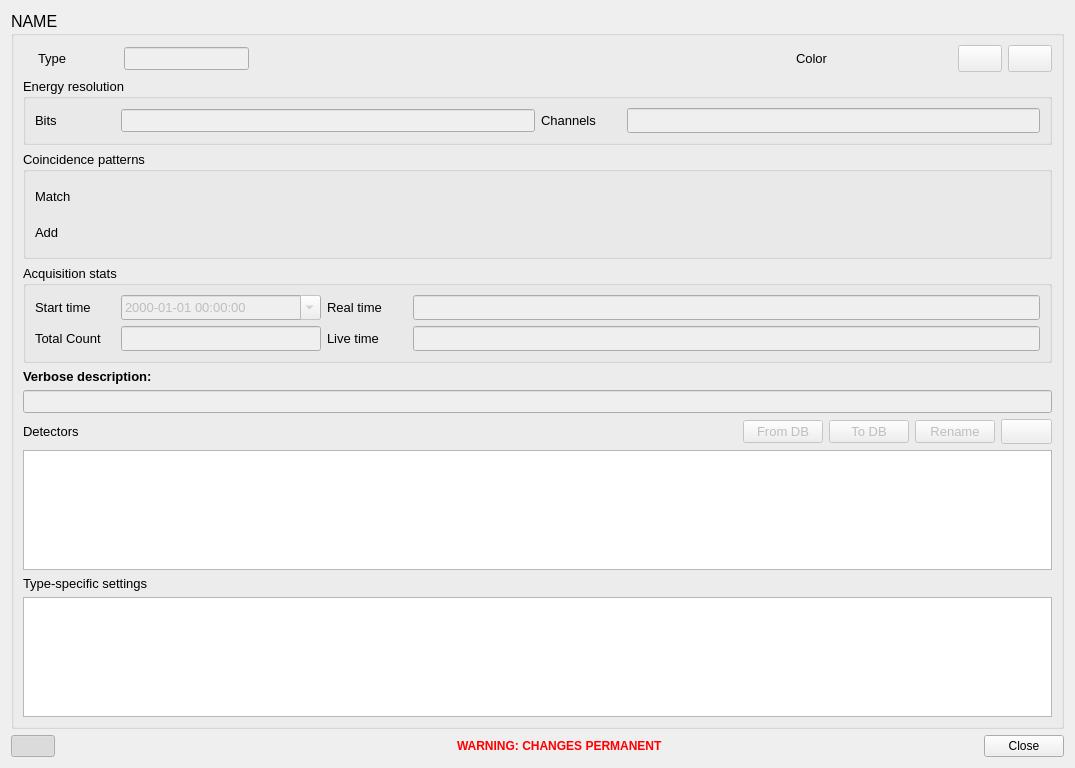
This is gui/daq/dialog_spectrum.ui in usnistgov/qpx-gamma as Qt 5 draws it before an edit. The edited form follows.
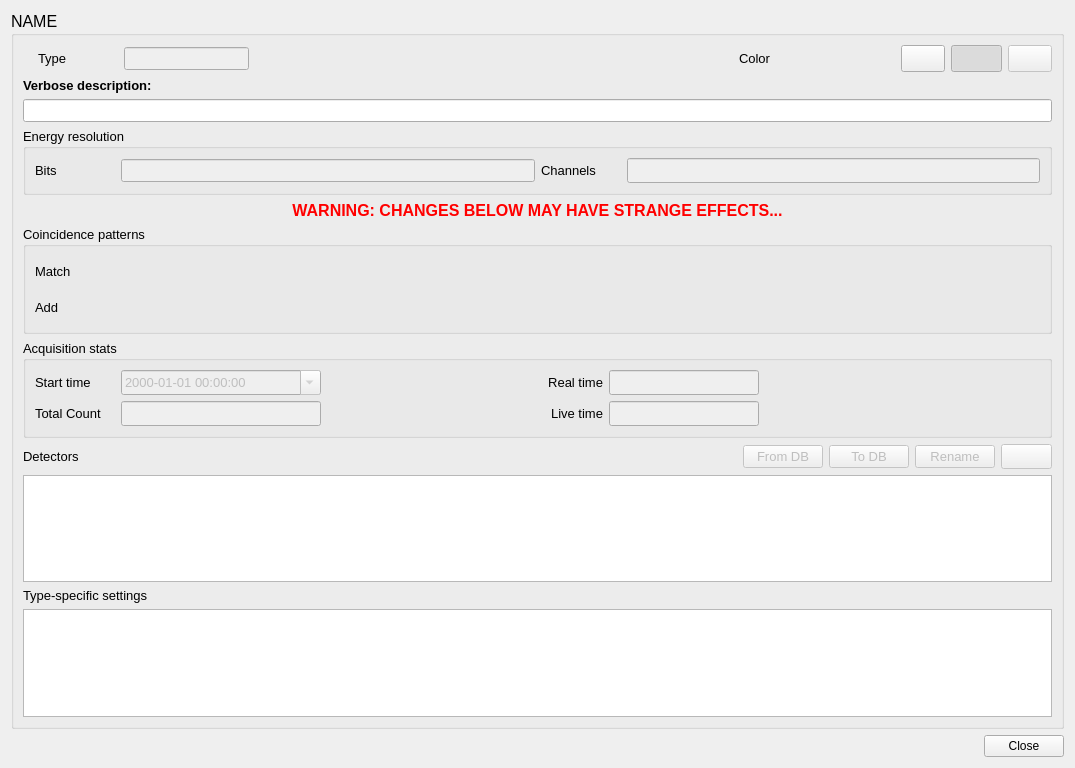
This is the edited form. Icons and pictures are not drawn. Custom widgets are drawn as their Qt base class.

Commit message: time duration widget, edit livetime and realtime for existing spectra, fits as smooth curves, symmetrization check when importing matrix, supress logarithmic scale for <0.1 range, plots follow selected peaks, spectrum attribute loading fix, symmetrization as spectrum parameter

Diff of the .ui file:
```diff
--- a/gui/daq/dialog_spectrum.ui
+++ b/gui/daq/dialog_spectrum.ui
@@ -29,7 +29,110 @@
       <string>NAME</string>
      </property>
      <layout class="QGridLayout" name="gridLayout">
-      <item row="1" column="0">
+      <item row="5" column="0">
+       <widget class="QGroupBox" name="groupBox_2">
+        <property name="font">
+         <font>
+          <pointsize>10</pointsize>
+         </font>
+        </property>
+        <property name="title">
+         <string>Coincidence patterns</string>
+        </property>
+        <layout class="QGridLayout" name="gridLayout_2">
+         <item row="0" column="0">
+          <layout class="QHBoxLayout" name="horizontalLayout_10">
+           <item>
+            <layout class="QVBoxLayout" name="verticalLayout_2">
+             <item>
+              <layout class="QHBoxLayout" name="horizontalLayout_2">
+               <item>
+                <widget class="QLabel" name="label_5">
+                 <property name="sizePolicy">
+                  <sizepolicy hsizetype="Maximum" vsizetype="Preferred">
+                   <horstretch>0</horstretch>
+                   <verstretch>0</verstretch>
+                  </sizepolicy>
+                 </property>
+                 <property name="minimumSize">
+                  <size>
+                   <width>50</width>
+                   <height>20</height>
+                  </size>
+                 </property>
+                 <property name="text">
+                  <string>Match</string>
+                 </property>
+                </widget>
+               </item>
+               <item>
+                <widget class="QpxPatternEditor" name="patternMatch" native="true">
+                 <property name="sizePolicy">
+                  <sizepolicy hsizetype="Minimum" vsizetype="Minimum">
+                   <horstretch>0</horstretch>
+                   <verstretch>0</verstretch>
+                  </sizepolicy>
+                 </property>
+                 <property name="minimumSize">
+                  <size>
+                   <width>150</width>
+                   <height>30</height>
+                  </size>
+                 </property>
+                </widget>
+               </item>
+              </layout>
+             </item>
+             <item>
+              <layout class="QHBoxLayout" name="horizontalLayout_3">
+               <item>
+                <widget class="QLabel" name="label_6">
+                 <property name="sizePolicy">
+                  <sizepolicy hsizetype="Maximum" vsizetype="Preferred">
+                   <horstretch>0</horstretch>
+                   <verstretch>0</verstretch>
+                  </sizepolicy>
+                 </property>
+                 <property name="minimumSize">
+                  <size>
+                   <width>50</width>
+                   <height>20</height>
+                  </size>
+                 </property>
+                 <property name="text">
+                  <string>Add</string>
+                 </property>
+                </widget>
+               </item>
+               <item>
+                <widget class="QpxPatternEditor" name="patternAdd" native="true">
+                 <property name="sizePolicy">
+                  <sizepolicy hsizetype="Minimum" vsizetype="Minimum">
+                   <horstretch>0</horstretch>
+                   <verstretch>0</verstretch>
+                  </sizepolicy>
+                 </property>
+                 <property name="minimumSize">
+                  <size>
+                   <width>150</width>
+                   <height>30</height>
+                  </size>
+                 </property>
+                </widget>
+               </item>
+              </layout>
+             </item>
+            </layout>
+           </item>
+          </layout>
+         </item>
+        </layout>
+       </widget>
+      </item>
+      <item row="12" column="0">
+       <widget class="QTableView" name="tableDetectors"/>
+      </item>
+      <item row="3" column="0">
        <layout class="QHBoxLayout" name="horizontalLayout_11">
         <item>
          <widget class="QGroupBox" name="groupBox_3">
@@ -103,130 +206,13 @@
         </item>
        </layout>
       </item>
-      <item row="9" column="0">
-       <widget class="QTableView" name="tableDetectors"/>
-      </item>
-      <item row="11" column="0">
+      <item row="14" column="0">
        <widget class="QTableView" name="tableGenericAttrs"/>
       </item>
-      <item row="5" column="0">
-       <widget class="QLabel" name="label_2">
-        <property name="font">
-         <font>
-          <pointsize>10</pointsize>
-          <weight>75</weight>
-          <bold>true</bold>
-         </font>
-        </property>
-        <property name="text">
-         <string>Verbose description:</string>
-        </property>
-       </widget>
-      </item>
       <item row="2" column="0">
-       <widget class="QGroupBox" name="groupBox_2">
-        <property name="font">
-         <font>
-          <pointsize>10</pointsize>
-         </font>
-        </property>
-        <property name="title">
-         <string>Coincidence patterns</string>
-        </property>
-        <layout class="QGridLayout" name="gridLayout_2">
-         <item row="0" column="0">
-          <layout class="QHBoxLayout" name="horizontalLayout_10">
-           <item>
-            <layout class="QVBoxLayout" name="verticalLayout_2">
-             <item>
-              <layout class="QHBoxLayout" name="horizontalLayout_2">
-               <item>
-                <widget class="QLabel" name="label_5">
-                 <property name="sizePolicy">
-                  <sizepolicy hsizetype="Maximum" vsizetype="Preferred">
-                   <horstretch>0</horstretch>
-                   <verstretch>0</verstretch>
-                  </sizepolicy>
-                 </property>
-                 <property name="minimumSize">
-                  <size>
-                   <width>50</width>
-                   <height>20</height>
-                  </size>
-                 </property>
-                 <property name="text">
-                  <string>Match</string>
-                 </property>
-                </widget>
-               </item>
-               <item>
-                <widget class="QpxPatternEditor" name="patternMatch" native="true">
-                 <property name="sizePolicy">
-                  <sizepolicy hsizetype="Minimum" vsizetype="Minimum">
-                   <horstretch>0</horstretch>
-                   <verstretch>0</verstretch>
-                  </sizepolicy>
-                 </property>
-                 <property name="minimumSize">
-                  <size>
-                   <width>150</width>
-                   <height>30</height>
-                  </size>
-                 </property>
-                </widget>
-               </item>
-              </layout>
-             </item>
-             <item>
-              <layout class="QHBoxLayout" name="horizontalLayout_3">
-               <item>
-                <widget class="QLabel" name="label_6">
-                 <property name="sizePolicy">
-                  <sizepolicy hsizetype="Maximum" vsizetype="Preferred">
-                   <horstretch>0</horstretch>
-                   <verstretch>0</verstretch>
-                  </sizepolicy>
-                 </property>
-                 <property name="minimumSize">
-                  <size>
-                   <width>50</width>
-                   <height>20</height>
-                  </size>
-                 </property>
-                 <property name="text">
-                  <string>Add</string>
-                 </property>
-                </widget>
-               </item>
-               <item>
-                <widget class="QpxPatternEditor" name="patternAdd" native="true">
-                 <property name="sizePolicy">
-                  <sizepolicy hsizetype="Minimum" vsizetype="Minimum">
-                   <horstretch>0</horstretch>
-                   <verstretch>0</verstretch>
-                  </sizepolicy>
-                 </property>
-                 <property name="minimumSize">
-                  <size>
-                   <width>150</width>
-                   <height>30</height>
-                  </size>
-                 </property>
-                </widget>
-               </item>
-              </layout>
-             </item>
-            </layout>
-           </item>
-          </layout>
-         </item>
-        </layout>
-       </widget>
-      </item>
-      <item row="6" column="0">
        <widget class="QLineEdit" name="lineDescription">
         <property name="enabled">
-         <bool>false</bool>
+         <bool>true</bool>
         </property>
         <property name="font">
          <font>
@@ -235,7 +221,7 @@
         </property>
        </widget>
       </item>
-      <item row="10" column="0">
+      <item row="13" column="0">
        <widget class="QLabel" name="label_13">
         <property name="font">
          <font>
@@ -247,7 +233,144 @@
         </property>
        </widget>
       </item>
-      <item row="3" column="0">
+      <item row="10" column="0">
+       <layout class="QHBoxLayout" name="horizontalLayout_5">
+        <property name="sizeConstraint">
+         <enum>QLayout::SetMinimumSize</enum>
+        </property>
+        <item>
+         <widget class="QLabel" name="label_14">
+          <property name="font">
+           <font>
+            <pointsize>10</pointsize>
+           </font>
+          </property>
+          <property name="text">
+           <string>Detectors</string>
+          </property>
+         </widget>
+        </item>
+        <item>
+         <widget class="QPushButton" name="pushDetFromDB">
+          <property name="enabled">
+           <bool>false</bool>
+          </property>
+          <property name="sizePolicy">
+           <sizepolicy hsizetype="Maximum" vsizetype="Fixed">
+            <horstretch>0</horstretch>
+            <verstretch>0</verstretch>
+           </sizepolicy>
+          </property>
+          <property name="font">
+           <font>
+            <pointsize>10</pointsize>
+           </font>
+          </property>
+          <property name="text">
+           <string>From DB</string>
+          </property>
+         </widget>
+        </item>
+        <item>
+         <widget class="QPushButton" name="pushDetToDB">
+          <property name="enabled">
+           <bool>false</bool>
+          </property>
+          <property name="sizePolicy">
+           <sizepolicy hsizetype="Maximum" vsizetype="Fixed">
+            <horstretch>0</horstretch>
+            <verstretch>0</verstretch>
+           </sizepolicy>
+          </property>
+          <property name="font">
+           <font>
+            <pointsize>10</pointsize>
+           </font>
+          </property>
+          <property name="text">
+           <string>To DB</string>
+          </property>
+         </widget>
+        </item>
+        <item>
+         <widget class="QPushButton" name="pushDetRename">
+          <property name="enabled">
+           <bool>false</bool>
+          </property>
+          <property name="sizePolicy">
+           <sizepolicy hsizetype="Maximum" vsizetype="Fixed">
+            <horstretch>0</horstretch>
+            <verstretch>0</verstretch>
+           </sizepolicy>
+          </property>
+          <property name="font">
+           <font>
+            <pointsize>10</pointsize>
+           </font>
+          </property>
+          <property name="text">
+           <string>Rename</string>
+          </property>
+         </widget>
+        </item>
+        <item>
+         <widget class="QPushButton" name="pushDetEdit">
+          <property name="enabled">
+           <bool>false</bool>
+          </property>
+          <property name="sizePolicy">
+           <sizepolicy hsizetype="Maximum" vsizetype="Fixed">
+            <horstretch>0</horstretch>
+            <verstretch>0</verstretch>
+           </sizepolicy>
+          </property>
+          <property name="minimumSize">
+           <size>
+            <width>0</width>
+            <height>25</height>
+           </size>
+          </property>
+          <property name="maximumSize">
+           <size>
+            <width>16777215</width>
+            <height>25</height>
+           </size>
+          </property>
+          <property name="toolTip">
+           <string>Edit</string>
+          </property>
+          <property name="text">
+           <string/>
+          </property>
+          <property name="icon">
+           <iconset resource="../resources/qpxres.qrc">
+            <normaloff>:/new/icons/oxy/accessories_text_editor.png</normaloff>:/new/icons/oxy/accessories_text_editor.png</iconset>
+          </property>
+          <property name="iconSize">
+           <size>
+            <width>18</width>
+            <height>18</height>
+           </size>
+          </property>
+         </widget>
+        </item>
+       </layout>
+      </item>
+      <item row="1" column="0">
+       <widget class="QLabel" name="label_2">
+        <property name="font">
+         <font>
+          <pointsize>10</pointsize>
+          <weight>75</weight>
+          <bold>true</bold>
+         </font>
+        </property>
+        <property name="text">
+         <string>Verbose description:</string>
+        </property>
+       </widget>
+      </item>
+      <item row="6" column="0">
        <widget class="QGroupBox" name="groupBox_4">
         <property name="font">
          <font>
@@ -258,12 +381,108 @@
          <string>Acquisition stats</string>
         </property>
         <layout class="QGridLayout" name="gridLayout_4">
+         <item row="1" column="0">
+          <layout class="QHBoxLayout" name="horizontalLayout_9">
+           <item>
+            <widget class="QLabel" name="label_8">
+             <property name="sizePolicy">
+              <sizepolicy hsizetype="Maximum" vsizetype="Preferred">
+               <horstretch>0</horstretch>
+               <verstretch>0</verstretch>
+              </sizepolicy>
+             </property>
+             <property name="minimumSize">
+              <size>
+               <width>80</width>
+               <height>0</height>
+              </size>
+             </property>
+             <property name="maximumSize">
+              <size>
+               <width>80</width>
+               <height>16777215</height>
+              </size>
+             </property>
+             <property name="text">
+              <string>Total Count</string>
+             </property>
+            </widget>
+           </item>
+           <item>
+            <widget class="QLineEdit" name="lineTotalCount">
+             <property name="enabled">
+              <bool>false</bool>
+             </property>
+             <property name="minimumSize">
+              <size>
+               <width>200</width>
+               <height>25</height>
+              </size>
+             </property>
+             <property name="maximumSize">
+              <size>
+               <width>200</width>
+               <height>16777215</height>
+              </size>
+             </property>
+            </widget>
+           </item>
+           <item>
+            <widget class="QLabel" name="label_10">
+             <property name="minimumSize">
+              <size>
+               <width>80</width>
+               <height>0</height>
+              </size>
+             </property>
+             <property name="text">
+              <string>Live time</string>
+             </property>
+             <property name="alignment">
+              <set>Qt::AlignRight|Qt::AlignTrailing|Qt::AlignVCenter</set>
+             </property>
+            </widget>
+           </item>
+           <item>
+            <widget class="QLineEdit" name="lineLiveTime">
+             <property name="enabled">
+              <bool>false</bool>
+             </property>
+             <property name="minimumSize">
+              <size>
+               <width>150</width>
+               <height>25</height>
+              </size>
+             </property>
+             <property name="maximumSize">
+              <size>
+               <width>150</width>
+               <height>16777215</height>
+              </size>
+             </property>
+            </widget>
+           </item>
+           <item>
+            <widget class="TimeDurationWidget" name="durationLive" native="true">
+             <property name="enabled">
+              <bool>false</bool>
+             </property>
+             <property name="minimumSize">
+              <size>
+               <width>100</width>
+               <height>0</height>
+              </size>
+             </property>
+            </widget>
+           </item>
+          </layout>
+         </item>
          <item row="0" column="0">
           <layout class="QHBoxLayout" name="horizontalLayout_8">
            <item>
             <widget class="QLabel" name="label_11">
              <property name="sizePolicy">
-              <sizepolicy hsizetype="Minimum" vsizetype="Preferred">
+              <sizepolicy hsizetype="Maximum" vsizetype="Preferred">
                <horstretch>0</horstretch>
                <verstretch>0</verstretch>
               </sizepolicy>
@@ -274,6 +493,12 @@
                <height>0</height>
               </size>
              </property>
+             <property name="maximumSize">
+              <size>
+               <width>80</width>
+               <height>16777215</height>
+              </size>
+             </property>
              <property name="text">
               <string>Start time</string>
              </property>
@@ -315,6 +540,9 @@
              <property name="text">
               <string>Real time</string>
              </property>
+             <property name="alignment">
+              <set>Qt::AlignRight|Qt::AlignTrailing|Qt::AlignVCenter</set>
+             </property>
             </widget>
            </item>
            <item>
@@ -324,76 +552,27 @@
              </property>
              <property name="minimumSize">
               <size>
-               <width>120</width>
-               <height>25</height>
-              </size>
-             </property>
-            </widget>
-           </item>
-          </layout>
-         </item>
-         <item row="1" column="0">
-          <layout class="QHBoxLayout" name="horizontalLayout_9">
-           <item>
-            <widget class="QLabel" name="label_8">
-             <property name="sizePolicy">
-              <sizepolicy hsizetype="Minimum" vsizetype="Preferred">
-               <horstretch>0</horstretch>
-               <verstretch>0</verstretch>
-              </sizepolicy>
-             </property>
-             <property name="minimumSize">
-              <size>
-               <width>80</width>
-               <height>0</height>
-              </size>
-             </property>
-             <property name="text">
-              <string>Total Count</string>
-             </property>
-            </widget>
-           </item>
-           <item>
-            <widget class="QLineEdit" name="lineTotalCount">
-             <property name="enabled">
-              <bool>false</bool>
-             </property>
-             <property name="minimumSize">
-              <size>
-               <width>200</width>
+               <width>150</width>
                <height>25</height>
               </size>
              </property>
              <property name="maximumSize">
               <size>
-               <width>200</width>
+               <width>150</width>
                <height>16777215</height>
               </size>
              </property>
             </widget>
            </item>
            <item>
-            <widget class="QLabel" name="label_10">
-             <property name="minimumSize">
-              <size>
-               <width>80</width>
-               <height>0</height>
-              </size>
-             </property>
-             <property name="text">
-              <string>Live time</string>
-             </property>
-            </widget>
-           </item>
-           <item>
-            <widget class="QLineEdit" name="lineLiveTime">
+            <widget class="TimeDurationWidget" name="durationReal" native="true">
              <property name="enabled">
               <bool>false</bool>
              </property>
              <property name="minimumSize">
               <size>
-               <width>120</width>
-               <height>25</height>
+               <width>100</width>
+               <height>0</height>
               </size>
              </property>
             </widget>
@@ -411,7 +590,7 @@
            <enum>Qt::Horizontal</enum>
           </property>
           <property name="sizeType">
-           <enum>QSizePolicy::Minimum</enum>
+           <enum>QSizePolicy::Maximum</enum>
           </property>
           <property name="sizeHint" stdset="0">
            <size>
@@ -497,7 +676,13 @@
         <item>
          <widget class="QtColorPicker" name="colPicker" native="true">
           <property name="enabled">
-           <bool>false</bool>
+           <bool>true</bool>
+          </property>
+          <property name="sizePolicy">
+           <sizepolicy hsizetype="Maximum" vsizetype="Preferred">
+            <horstretch>0</horstretch>
+            <verstretch>0</verstretch>
+           </sizepolicy>
           </property>
           <property name="minimumSize">
            <size>
@@ -521,7 +706,7 @@
         <item>
          <widget class="QPushButton" name="pushRandColor">
           <property name="enabled">
-           <bool>false</bool>
+           <bool>true</bool>
           </property>
           <property name="sizePolicy">
            <sizepolicy hsizetype="Minimum" vsizetype="Minimum">
@@ -553,6 +738,39 @@
           </property>
          </widget>
         </item>
+        <item>
+         <widget class="QPushButton" name="pushLock">
+          <property name="sizePolicy">
+           <sizepolicy hsizetype="Maximum" vsizetype="Fixed">
+            <horstretch>0</horstretch>
+            <verstretch>0</verstretch>
+           </sizepolicy>
+          </property>
+          <property name="minimumSize">
+           <size>
+            <width>44</width>
+            <height>0</height>
+           </size>
+          </property>
+          <property name="toolTip">
+           <string>Allow changes to metadata</string>
+          </property>
+          <property name="text">
+           <string/>
+          </property>
+          <property name="icon">
+           <iconset resource="../resources/qpxres.qrc">
+            <normaloff>:/new/icons/oxy/document_decrypt.png</normaloff>
+            <normalon>:/new/icons/oxy/document_encrypt.png</normalon>:/new/icons/oxy/document_decrypt.png</iconset>
+          </property>
+          <property name="checkable">
+           <bool>true</bool>
+          </property>
+          <property name="checked">
+           <bool>true</bool>
+          </property>
+         </widget>
+        </item>
         <item>
          <widget class="QPushButton" name="pushDelete">
           <property name="enabled">
@@ -575,158 +793,34 @@
         </item>
        </layout>
       </item>
-      <item row="7" column="0">
-       <layout class="QHBoxLayout" name="horizontalLayout_5">
-        <property name="sizeConstraint">
-         <enum>QLayout::SetMinimumSize</enum>
+      <item row="4" column="0">
+       <widget class="QLabel" name="labelWarning">
+        <property name="enabled">
+         <bool>true</bool>
         </property>
-        <item>
-         <widget class="QLabel" name="label_14">
-          <property name="font">
-           <font>
-            <pointsize>10</pointsize>
-           </font>
-          </property>
-          <property name="text">
-           <string>Detectors</string>
-          </property>
-         </widget>
-        </item>
-        <item>
-         <widget class="QPushButton" name="pushDetFromDB">
-          <property name="enabled">
-           <bool>false</bool>
-          </property>
-          <property name="sizePolicy">
-           <sizepolicy hsizetype="Maximum" vsizetype="Fixed">
-            <horstretch>0</horstretch>
-            <verstretch>0</verstretch>
-           </sizepolicy>
-          </property>
-          <property name="font">
-           <font>
-            <pointsize>10</pointsize>
-           </font>
-          </property>
-          <property name="text">
-           <string>From DB</string>
-          </property>
-         </widget>
-        </item>
-        <item>
-         <widget class="QPushButton" name="pushDetToDB">
-          <property name="enabled">
-           <bool>false</bool>
-          </property>
-          <property name="sizePolicy">
-           <sizepolicy hsizetype="Maximum" vsizetype="Fixed">
-            <horstretch>0</horstretch>
-            <verstretch>0</verstretch>
-           </sizepolicy>
-          </property>
-          <property name="font">
-           <font>
-            <pointsize>10</pointsize>
-           </font>
-          </property>
-          <property name="text">
-           <string>To DB</string>
-          </property>
-         </widget>
-        </item>
-        <item>
-         <widget class="QPushButton" name="pushDetRename">
-          <property name="enabled">
-           <bool>false</bool>
-          </property>
-          <property name="sizePolicy">
-           <sizepolicy hsizetype="Maximum" vsizetype="Fixed">
-            <horstretch>0</horstretch>
-            <verstretch>0</verstretch>
-           </sizepolicy>
-          </property>
-          <property name="font">
-           <font>
-            <pointsize>10</pointsize>
-           </font>
-          </property>
-          <property name="text">
-           <string>Rename</string>
-          </property>
-         </widget>
-        </item>
-        <item>
-         <widget class="QPushButton" name="pushDetEdit">
-          <property name="enabled">
-           <bool>false</bool>
-          </property>
-          <property name="sizePolicy">
-           <sizepolicy hsizetype="Maximum" vsizetype="Fixed">
-            <horstretch>0</horstretch>
-            <verstretch>0</verstretch>
-           </sizepolicy>
-          </property>
-          <property name="minimumSize">
-           <size>
-            <width>0</width>
-            <height>25</height>
-           </size>
-          </property>
-          <property name="maximumSize">
-           <size>
-            <width>16777215</width>
-            <height>25</height>
-           </size>
-          </property>
-          <property name="toolTip">
-           <string>Edit</string>
-          </property>
-          <property name="text">
-           <string/>
-          </property>
-          <property name="icon">
-           <iconset resource="../resources/qpxres.qrc">
-            <normaloff>:/new/icons/oxy/accessories_text_editor.png</normaloff>:/new/icons/oxy/accessories_text_editor.png</iconset>
-          </property>
-          <property name="iconSize">
-           <size>
-            <width>18</width>
-            <height>18</height>
-           </size>
-          </property>
-         </widget>
-        </item>
-       </layout>
+        <property name="font">
+         <font>
+          <weight>75</weight>
+          <bold>true</bold>
+          <stylestrategy>PreferAntialias</stylestrategy>
+         </font>
+        </property>
+        <property name="text">
+         <string>&lt;html&gt;&lt;head/&gt;&lt;body&gt;&lt;p&gt;&lt;span style=&quot; color:#ff0000;&quot;&gt;WARNING: CHANGES BELOW MAY HAVE STRANGE EFFECTS...&lt;/span&gt;&lt;/p&gt;&lt;/body&gt;&lt;/html&gt;</string>
+        </property>
+        <property name="textFormat">
+         <enum>Qt::RichText</enum>
+        </property>
+        <property name="alignment">
+         <set>Qt::AlignCenter</set>
+        </property>
+       </widget>
       </item>
      </layout>
     </widget>
    </item>
    <item row="3" column="0">
     <layout class="QHBoxLayout" name="horizontalLayout_7">
-     <item>
-      <widget class="QPushButton" name="pushLock">
-       <property name="minimumSize">
-        <size>
-         <width>44</width>
-         <height>0</height>
-        </size>
-       </property>
-       <property name="text">
-        <string/>
-       </property>
-       <property name="icon">
-        <iconset resource="../resources/qpxres.qrc">
-         <normaloff>:/new/icons/oxy/document_decrypt.png</normaloff>
-         <normalon>:/new/icons/oxy/document_encrypt.png</normalon>:/new/icons/oxy/document_decrypt.png</iconset>
-       </property>
-       <property name="checkable">
-        <bool>true</bool>
-       </property>
-       <property name="checked">
-        <bool>true</bool>
-       </property>
-      </widget>
-     </item>
      <item>
       <spacer name="horizontalSpacer_3">
        <property name="orientation">
@@ -743,26 +837,6 @@
        </property>
       </spacer>
      </item>
-     <item>
-      <widget class="QLabel" name="labelWarning">
-       <property name="enabled">
-        <bool>true</bool>
-       </property>
-       <property name="font">
-        <font>
-         <weight>75</weight>
-         <bold>true</bold>
-         <stylestrategy>PreferAntialias</stylestrategy>
-        </font>
-       </property>
-       <property name="text">
-        <string>&lt;font color='red'&gt;WARNING: CHANGES PERMANENT&lt;/font&gt;</string>
-       </property>
-       <property name="textFormat">
-        <enum>Qt::RichText</enum>
-       </property>
-      </widget>
-     </item>
      <item>
       <widget class="QDialogButtonBox" name="buttonBox">
        <property name="orientation">
@@ -778,6 +852,12 @@
   </layout>
  </widget>
  <customwidgets>
+  <customwidget>
+   <class>TimeDurationWidget</class>
+   <extends>QWidget</extends>
+   <header>time_duration_widget.h</header>
+   <container>1</container>
+  </customwidget>
   <customwidget>
    <class>QpxPatternEditor</class>
    <extends>QWidget</extends>
```
Left out of the diff: 9 changed lines with no effect on the pictures. The commit also changes 26 other files.
